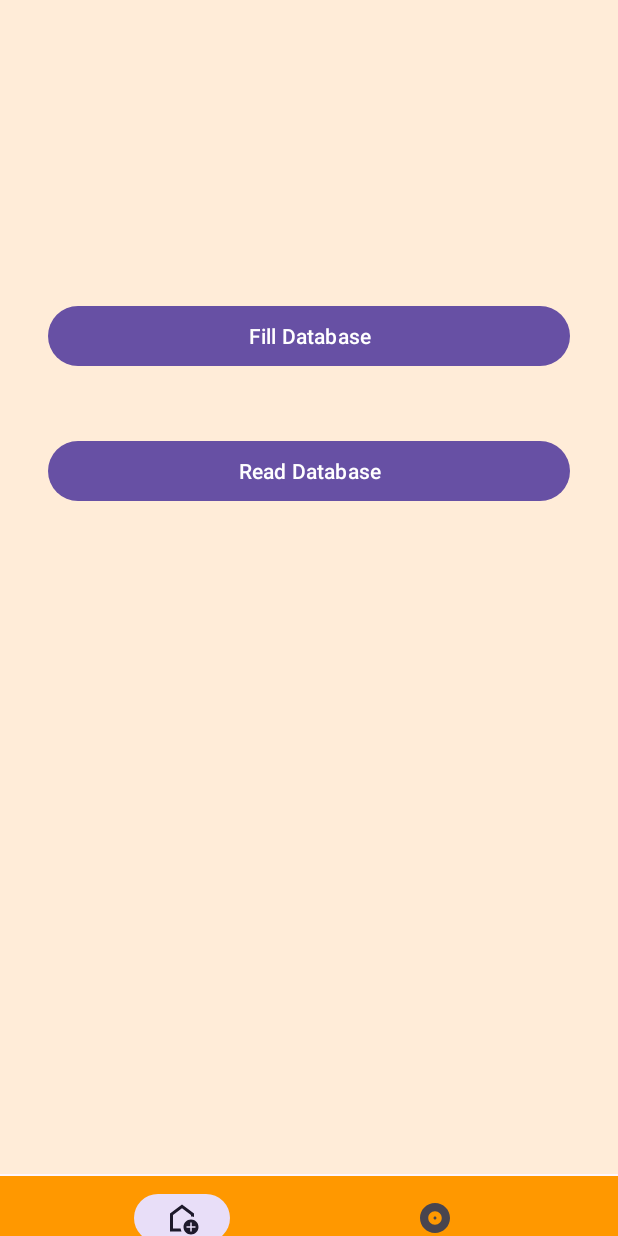
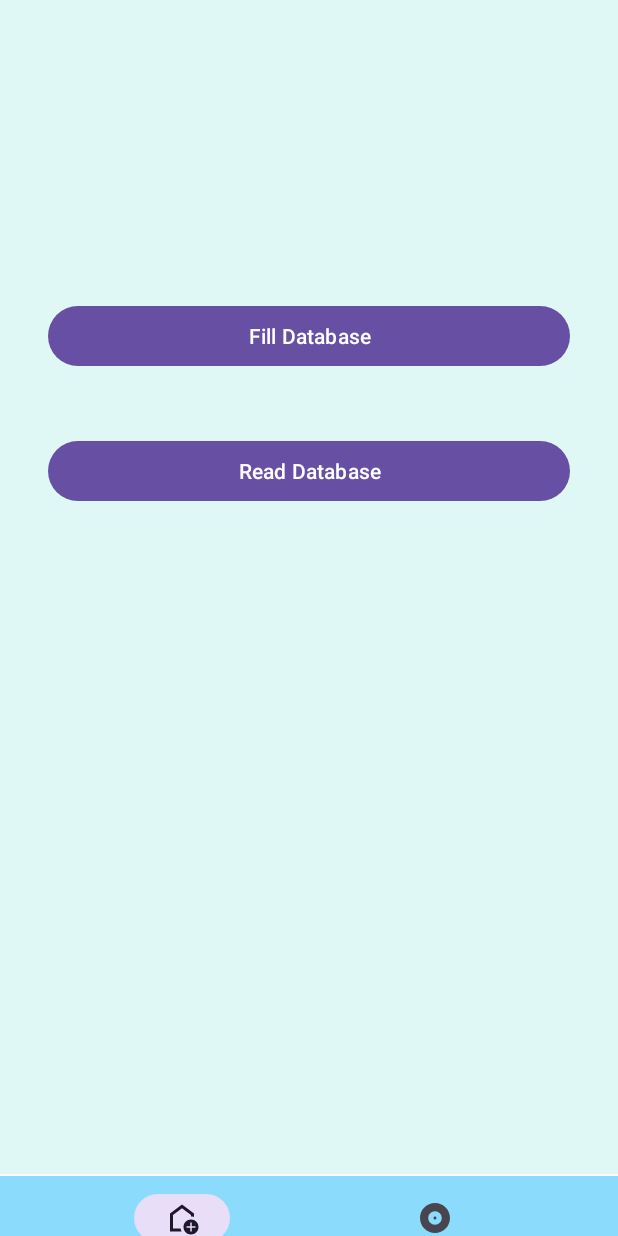
Before and after one commit to HeidiCordova/appExamen, an Android app: the screen it shows after launch (MainActivity), on a phone screen of 412 x 824 dp. Run offline under Robolectric (Android 15) with nearby library versions, the phone set to English and light mode, and no system bars; our stand-ins replace Room's generated code.

Commit message:
cambiar fondo

```diff
--- a/app/src/main/res/layout/activity_main.xml
+++ b/app/src/main/res/layout/activity_main.xml
@@ -27,8 +27,8 @@
         android:id="@+id/bottomNavigationView"
         android:layout_width="match_parent"
         android:layout_height="wrap_content"
-        android:background="#FF9800"
         android:layout_marginBottom="-40dp"
+        android:background="#8BDBFD"
         app:layout_constraintBottom_toBottomOf="parent"
         app:layout_constraintLeft_toLeftOf="parent"
         app:layout_constraintRight_toRightOf="parent"
--- a/app/src/main/res/layout/fragment_gallery.xml
+++ b/app/src/main/res/layout/fragment_gallery.xml
@@ -4,7 +4,7 @@
     xmlns:tools="http://schemas.android.com/tools"
     android:layout_width="match_parent"
     android:layout_height="match_parent"
-    android:background="#ffecd8"
+    android:background="#DFF8F6"
     tools:context=".fragments.GalleryFragment">
 
     <com.erns.canvaspre.canvas.GalleryView
--- a/app/src/main/res/layout/fragment_home.xml
+++ b/app/src/main/res/layout/fragment_home.xml
@@ -4,7 +4,7 @@
     xmlns:tools="http://schemas.android.com/tools"
     android:layout_width="match_parent"
     android:layout_height="match_parent"
-    android:background="#ffecd8"
+    android:background="#DFF8F6"
     tools:context=".fragments.HomeFragment">
 
 
--- a/app/src/main/res/layout/fragment_picture.xml
+++ b/app/src/main/res/layout/fragment_picture.xml
@@ -4,7 +4,7 @@
     xmlns:tools="http://schemas.android.com/tools"
     android:layout_width="match_parent"
     android:layout_height="match_parent"
-    android:background="#ffecd8"
+    android:background="#DFF8F6"
     tools:context=".fragments.PictureFragment">
 
     <ImageView
--- a/app/src/main/res/layout/fragment_room.xml
+++ b/app/src/main/res/layout/fragment_room.xml
@@ -4,7 +4,7 @@
     xmlns:tools="http://schemas.android.com/tools"
     android:layout_width="match_parent"
     android:layout_height="match_parent"
-    android:background="#ffecd8"
+    android:background="#DFF8F6"
     tools:context=".fragments.RoomFragment">
 
     <com.erns.canvaspre.canvas.RoomView
```
Also changed, not shown: app/src/main/java/com/erns/canvaspre/fragments/HomeFragment.java (+5 -6 lines).
